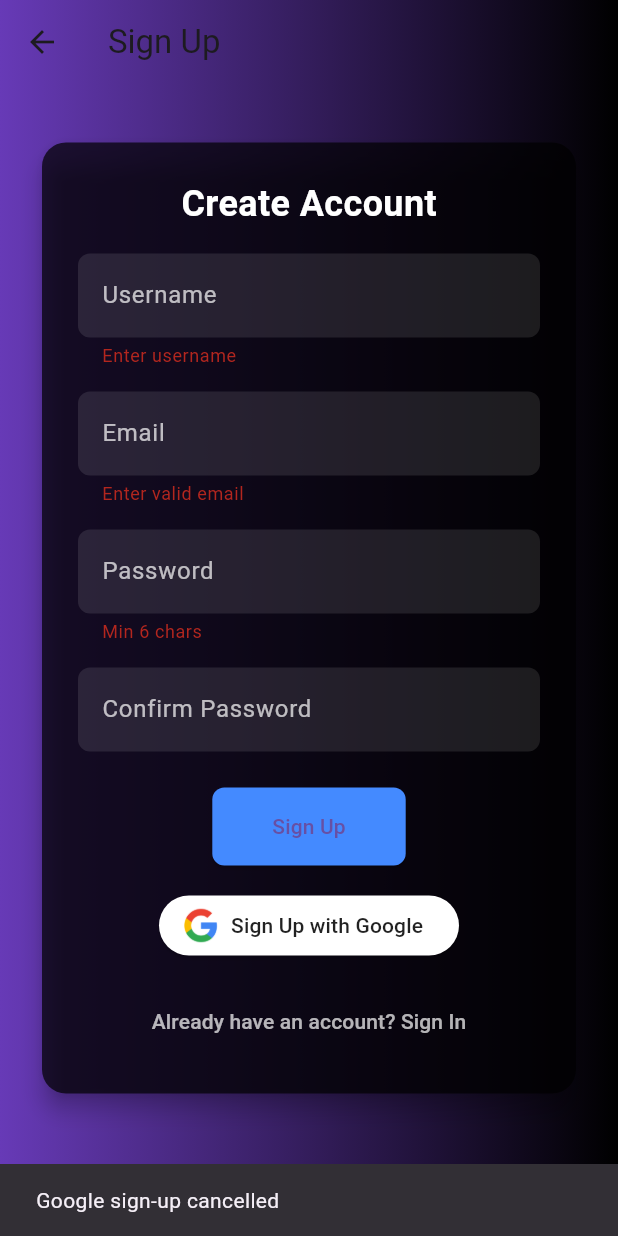
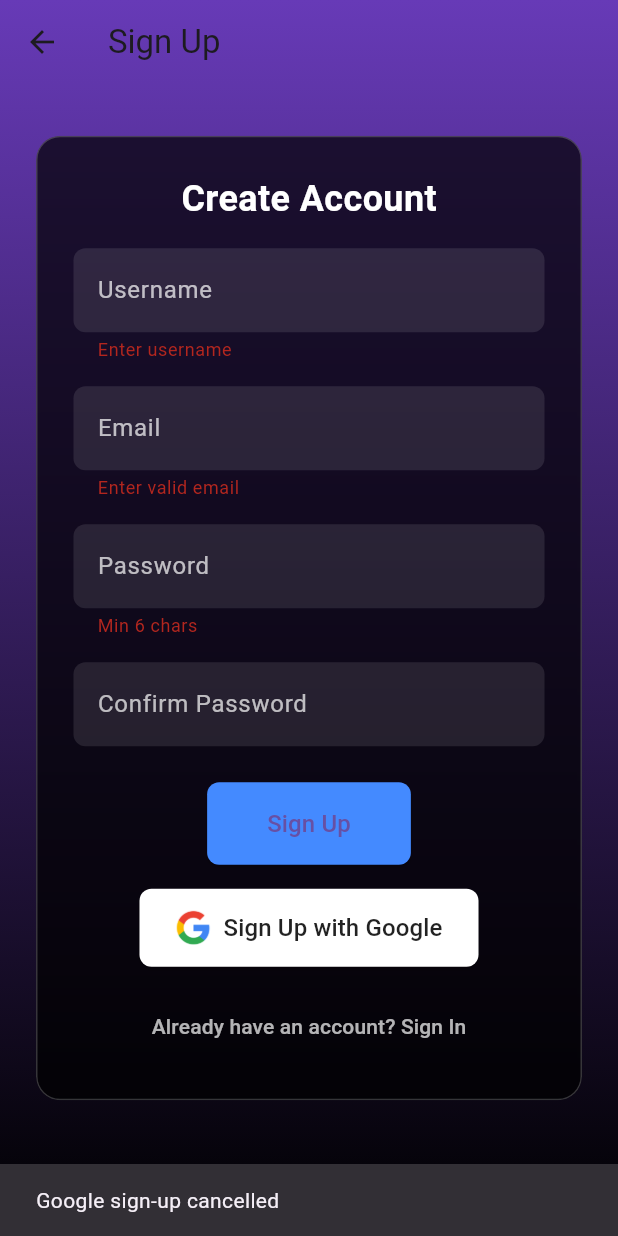
Before and after one commit to mzazimhenga22/movieflixupdate, a Flutter app: the SignUpScreen screen opened directly, after a tap on "Sign Up", after a tap on "Sign Up with Google", on a phone screen of 412 x 824 dp. Run offline on Flutter 3.47's test engine with Material 3 defaults, Android fonts, the phone set to English and light mode, and no system bars; our stand-ins replace cached_network_image, cloud_firestore, file_picker, firebase_auth, firebase_core, firebase_storage and 15 more; missing offline and left inert: flutter_downloader, screen_brightness; accounts and stored records are empty.

Commit message:
Update signup_screen.dart

```diff
--- a/lib/signup_screen.dart
+++ b/lib/signup_screen.dart
@@ -8,9 +8,10 @@ import 'package:movie_app/signin_screen.dart';
 import 'package:movie_app/user_manager.dart';
 import 'package:movie_app/session_manager.dart';
 import 'package:shared_preferences/shared_preferences.dart';
+import 'dart:ui';
 
 class SignUpScreen extends StatefulWidget {
-  const SignUpScreen({Key? key}) : super(key: key);
+  const SignUpScreen({super.key});
 
   @override
   SignUpScreenState createState() => SignUpScreenState();
@@ -32,7 +33,6 @@ class SignUpScreenState extends State<SignUpScreen> {
   @override
   void initState() {
     super.initState();
-    // Enable Firestore offline persistence
     _firestore.settings = const Settings(
       persistenceEnabled: true,
       cacheSizeBytes: Settings.CACHE_SIZE_UNLIMITED,
@@ -51,7 +51,6 @@ class SignUpScreenState extends State<SignUpScreen> {
   Future<void> _storeSession(String userId, String token) async {
     try {
       final expirationDate = DateTime.now().add(const Duration(days: 5));
-      // Save to Firestore (will queue offline)
       await _firestore.collection('sessions').doc(userId).set({
         'userId': userId,
         'token': token,
@@ -59,21 +58,18 @@ class SignUpScreenState extends State<SignUpScreen> {
         'createdAt': FieldValue.serverTimestamp(),
       }, SetOptions(merge: true));
 
-      // Save session locally for offline use
       final prefs = await SharedPreferences.getInstance();
       await prefs.setString('session_user_id', userId);
       await prefs.setString('session_token', token);
-      await prefs.setInt(
-          'session_expires_at', expirationDate.millisecondsSinceEpoch);
-      debugPrint('✅ Session created and saved locally for user: $userId');
+      await prefs.setInt('session_expires_at', expirationDate.millisecondsSinceEpoch);
+      debugPrint('✅ Session saved for user: $userId');
     } catch (e) {
       debugPrint('❌ Error storing session: $e');
       throw e;
     }
   }
 
-  Future<void> _saveUserOffline(
-      String userId, Map<String, dynamic> userData) async {
+  Future<void> _saveUserOffline(String userId, Map<String, dynamic> userData) async {
     try {
       final prefs = await SharedPreferences.getInstance();
       await prefs.setString('user_$userId', userData.toString());
@@ -93,7 +89,6 @@ class SignUpScreenState extends State<SignUpScreen> {
       final password = _passwordController.text;
       final username = _usernameController.text.trim();
 
-      // Firebase sign-up
       final userCred = await _firebaseAuth.createUserWithEmailAndPassword(
         email: email,
         password: password,
@@ -102,7 +97,6 @@ class SignUpScreenState extends State<SignUpScreen> {
 
       final user = userCred.user;
       if (user != null) {
-        // Prepare user data
         final userData = {
           'id': user.uid,
           'username': username,
@@ -110,34 +104,27 @@ class SignUpScreenState extends State<SignUpScreen> {
           'status': 'Online',
           'auth_provider': 'firebase',
           'created_at': FieldValue.serverTimestamp(),
+          'updated_at': FieldValue.serverTimestamp(),
         };
 
-        // Save to Firestore (will queue offline)
-        await _firestore.collection('users').doc(user.uid).set(
-              userData,
-              SetOptions(merge: true),
-            );
+        final userDoc = await _firestore.collection('users').doc(user.uid).get();
+        if (!userDoc.exists) {
+          await _firestore.collection('users').doc(user.uid).set(userData, SetOptions(merge: true));
+        }
 
-        // Save to local database
         await AuthDatabase.instance.createUser({
           'id': user.uid,
           'username': username,
           'email': email,
           'password': password,
           'auth_provider': 'firebase',
+          'created_at': DateTime.now().toIso8601String(),
+          'updated_at': DateTime.now().toIso8601String(),
         });
 
-        // Save user data offline
         await _saveUserOffline(user.uid, userData);
+        UserManager.instance.updateUser(userData);
 
-        // Update UserManager
-        UserManager.instance.updateUser({
-          'id': user.uid,
-          'username': username,
-          'email': email,
-        });
-
-        // Create and save session
         final token = await user.getIdToken();
         if (token != null) {
           await SessionManager.saveAuthToken(token);
@@ -192,7 +179,6 @@ class SignUpScreenState extends State<SignUpScreen> {
       if (!mounted) return;
 
       if (user != null) {
-        // Prepare user data
         final userData = {
           'id': user.uid,
           'username': user.displayName ?? 'GoogleUser',
@@ -200,27 +186,25 @@ class SignUpScreenState extends State<SignUpScreen> {
           'status': 'Online',
           'auth_provider': 'google',
           'created_at': FieldValue.serverTimestamp(),
+          'updated_at': FieldValue.serverTimestamp(),
         };
 
-        // Save to Firestore (will queue offline)
-        await _firestore.collection('users').doc(user.uid).set(
-              userData,
-              SetOptions(merge: true),
-            );
+        final userDoc = await _firestore.collection('users').doc(user.uid).get();
+        if (!userDoc.exists) {
+          await _firestore.collection('users').doc(user.uid).set(userData, SetOptions(merge: true));
+        }
 
-        // Save to local database
         await AuthDatabase.instance.createUser({
           'id': user.uid,
           'username': user.displayName ?? 'GoogleUser',
           'email': user.email ?? '',
           'password': '',
           'auth_provider': 'google',
+          'created_at': DateTime.now().toIso8601String(),
+          'updated_at': DateTime.now().toIso8601String(),
         });
 
-        // Save user data offline
         await _saveUserOffline(user.uid, userData);
-
-        // Update UserManager
         UserManager.instance.updateUser({
           'id': user.uid,
           'username': user.displayName ?? 'GoogleUser',
@@ -228,7 +212,6 @@ class SignUpScreenState extends State<SignUpScreen> {
           'photoURL': user.photoURL,
         });
 
-        // Create and save session
         final token = await user.getIdToken();
         if (token != null) {
           await SessionManager.saveAuthToken(token);
@@ -271,8 +254,11 @@ class SignUpScreenState extends State<SignUpScreen> {
         children: [
           Container(
             decoration: const BoxDecoration(
-              gradient:
-                  LinearGradient(colors: [Colors.deepPurple, Colors.black]),
+              gradient: LinearGradient(
+                colors: [Colors.deepPurple, Colors.black],
+                begin: Alignment.topCenter,
+                end: Alignment.bottomCenter,
+              ),
             ),
           ),
           Center(
@@ -281,12 +267,16 @@ class SignUpScreenState extends State<SignUpScreen> {
                 padding: const EdgeInsets.symmetric(horizontal: 24),
                 child: _isProcessing
                     ? const Center(child: CircularProgressIndicator())
-                    : Card(
+                    : ClipRRect(
+                        borderRadius: BorderRadius.circular(16),
+                        child: BackdropFilter(
+                          filter: ImageFilter.blur(sigmaX: 10, sigmaY: 10),
+                          child: Container(
+                            decoration: BoxDecoration(
                               color: Colors.black.withAlpha((0.7 * 255).round()),
-                        shape: RoundedRectangleBorder(
                               borderRadius: BorderRadius.circular(16),
+                              border: Border.all(color: Colors.white.withOpacity(0.2)),
                             ),
-                        elevation: 6,
                             child: Padding(
                               padding: const EdgeInsets.all(24.0),
                               child: Form(
@@ -308,19 +298,15 @@ class SignUpScreenState extends State<SignUpScreen> {
                                       style: const TextStyle(color: Colors.white),
                                       decoration: InputDecoration(
                                         labelText: "Username",
-                                    labelStyle:
-                                        const TextStyle(color: Colors.white70),
+                                        labelStyle: const TextStyle(color: Colors.white70),
                                         filled: true,
-                                    fillColor: Colors.white
-                                        .withAlpha((0.1 * 255).round()),
+                                        fillColor: Colors.white.withAlpha((0.1 * 255).round()),
                                         border: OutlineInputBorder(
                                           borderRadius: BorderRadius.circular(8),
                                           borderSide: BorderSide.none,
                                         ),
                                       ),
-                                  validator: (v) => v == null || v.isEmpty
-                                      ? 'Enter username'
-                                      : null,
+                                      validator: (v) => v == null || v.isEmpty ? 'Enter username' : null,
                                     ),
                                     const SizedBox(height: 16),
                                     TextFormField(
@@ -328,20 +314,16 @@ class SignUpScreenState extends State<SignUpScreen> {
                                       style: const TextStyle(color: Colors.white),
                                       decoration: InputDecoration(
                                         labelText: "Email",
-                                    labelStyle:
-                                        const TextStyle(color: Colors.white70),
+                                        labelStyle: const TextStyle(color: Colors.white70),
                                         filled: true,
-                                    fillColor: Colors.white
-                                        .withAlpha((0.1 * 255).round()),
+                                        fillColor: Colors.white.withAlpha((0.1 * 255).round()),
                                         border: OutlineInputBorder(
                                           borderRadius: BorderRadius.circular(8),
                                           borderSide: BorderSide.none,
                                         ),
                                       ),
                                       keyboardType: TextInputType.emailAddress,
-                                  validator: (v) => v == null ||
-                                          !RegExp(r'^[^@]+@[^@]+\.[^@]+')
-                                              .hasMatch(v)
+                                      validator: (v) => v == null || !RegExp(r'^[^@]+@[^@]+\.[^@]+').hasMatch(v)
                                           ? 'Enter valid email'
                                           : null,
                                     ),
@@ -351,20 +333,16 @@ class SignUpScreenState extends State<SignUpScreen> {
                                       style: const TextStyle(color: Colors.white),
                                       decoration: InputDecoration(
                                         labelText: "Password",
-                                    labelStyle:
-                                        const TextStyle(color: Colors.white70),
+                                        labelStyle: const TextStyle(color: Colors.white70),
                                         filled: true,
-                                    fillColor: Colors.white
-                                        .withAlpha((0.1 * 255).round()),
+                                        fillColor: Colors.white.withAlpha((0.1 * 255).round()),
                                         border: OutlineInputBorder(
                                           borderRadius: BorderRadius.circular(8),
                                           borderSide: BorderSide.none,
                                         ),
                                       ),
                                       obscureText: true,
-                                  validator: (v) => v == null || v.length < 6
-                                      ? 'Min 6 chars'
-                                      : null,
+                                      validator: (v) => v == null || v.length < 6 ? 'Min 6 chars' : null,
                                     ),
                                     const SizedBox(height: 16),
                                     TextFormField(
@@ -372,34 +350,31 @@ class SignUpScreenState extends State<SignUpScreen> {
                                       style: const TextStyle(color: Colors.white),
                                       decoration: InputDecoration(
                                         labelText: "Confirm Password",
-                                    labelStyle:
-                                        const TextStyle(color: Colors.white70),
+                                        labelStyle: const TextStyle(color: Colors.white70),
                                         filled: true,
-                                    fillColor: Colors.white
-                                        .withAlpha((0.1 * 255).round()),
+                                        fillColor: Colors.white.withAlpha((0.1 * 255).round()),
                                         border: OutlineInputBorder(
                                           borderRadius: BorderRadius.circular(8),
                                           borderSide: BorderSide.none,
                                         ),
                                       ),
                                       obscureText: true,
-                                  validator: (v) =>
-                                      v == _passwordController.text
-                                          ? null
-                                          : 'Passwords must match',
+                                      validator: (v) => v == _passwordController.text ? null : 'Passwords must match',
                                     ),
                                     const SizedBox(height: 24),
                                     ElevatedButton(
                                       onPressed: _signUpEmail,
                                       style: ElevatedButton.styleFrom(
                                         backgroundColor: Colors.blueAccent,
-                                    padding: const EdgeInsets.symmetric(
-                                        horizontal: 40, vertical: 16),
+                                        padding: const EdgeInsets.symmetric(horizontal: 40, vertical: 16),
                                         shape: RoundedRectangleBorder(
                                           borderRadius: BorderRadius.circular(8),
                                         ),
                                       ),
-                                  child: const Text('Sign Up'),
+                                      child: const Text(
+                                        'Sign Up',
+                                        style: TextStyle(fontSize: 16),
+                                      ),
                                     ),
                                     const SizedBox(height: 16),
                                     ElevatedButton.icon(
@@ -409,10 +384,17 @@ class SignUpScreenState extends State<SignUpScreen> {
                                         height: 24,
                                         width: 24,
                                       ),
-                                  label: const Text('Sign Up with Google'),
+                                      label: const Text(
+                                        'Sign Up with Google',
+                                        style: TextStyle(fontSize: 16),
+                                      ),
                                       style: ElevatedButton.styleFrom(
                                         backgroundColor: Colors.white,
                                         foregroundColor: Colors.black87,
+                                        padding: const EdgeInsets.symmetric(horizontal: 24, vertical: 14),
+                                        shape: RoundedRectangleBorder(
+                                          borderRadius: BorderRadius.circular(8),
+                                        ),
                                       ),
                                     ),
                                     const SizedBox(height: 16),
@@ -421,8 +403,7 @@ class SignUpScreenState extends State<SignUpScreen> {
                                         if (!mounted) return;
                                         Navigator.pushReplacement(
                                           context,
-                                      MaterialPageRoute(
-                                          builder: (_) => const SignInScreen()),
+                                          MaterialPageRoute(builder: (_) => const SignInScreen()),
                                         );
                                       },
                                       child: const Text(
@@ -438,6 +419,8 @@ class SignUpScreenState extends State<SignUpScreen> {
                         ),
                       ),
               ),
+            ),
+          ),
         ],
       ),
     );
```
Lines whose indentation alone changed are shown as unchanged.
